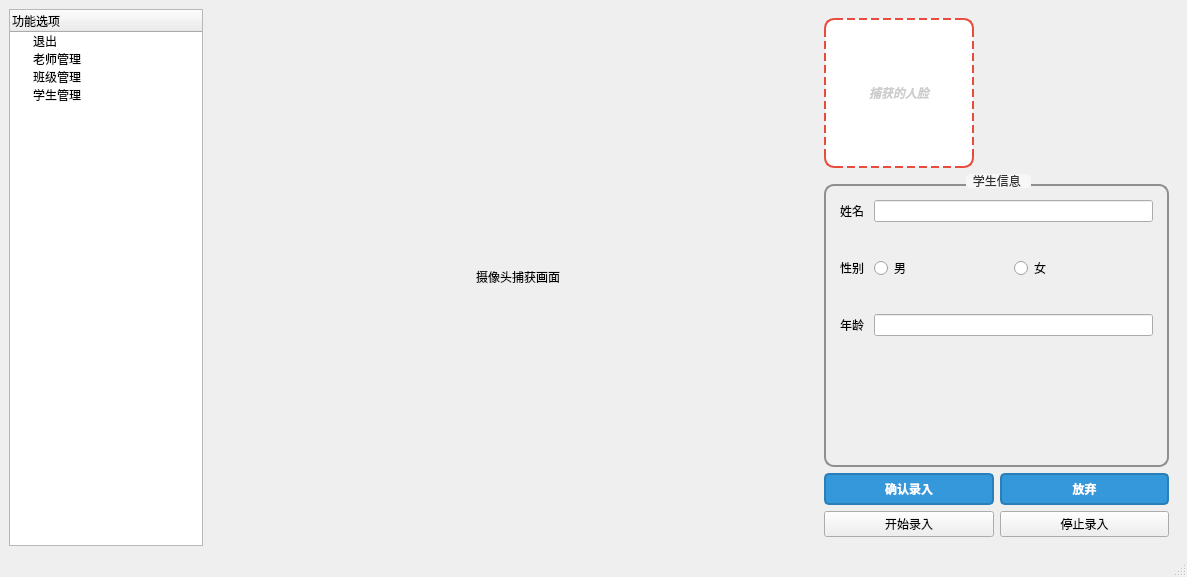
Old version of the form ui_creator/admin_window.ui in the repository epocode/attendance_system.
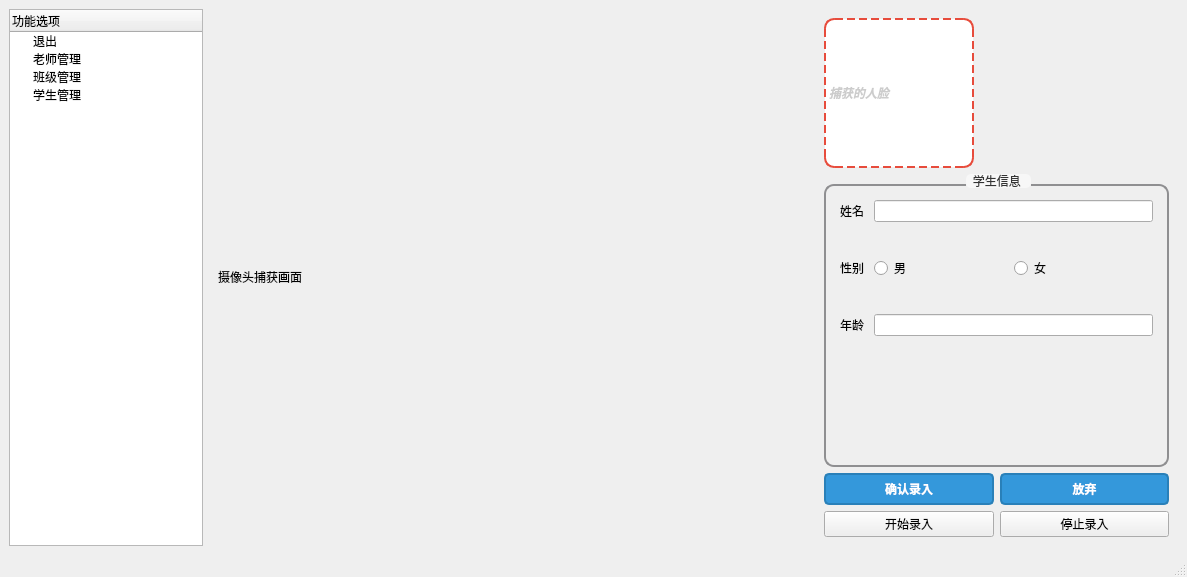
New version of the form. The open tabs and pages were chosen to show the change.

What changed in the file:
```diff
--- a/ui_creator/admin_window.ui
+++ b/ui_creator/admin_window.ui
@@ -129,9 +129,6 @@
           <property name="text">
            <string>摄像头捕获画面</string>
           </property>
-          <property name="alignment">
-           <set>Qt::AlignmentFlag::AlignCenter</set>
-          </property>
           <property name="wordWrap">
            <bool>false</bool>
           </property>
@@ -176,9 +173,6 @@
             <property name="text">
              <string>捕获的人脸</string>
             </property>
-            <property name="alignment">
-             <set>Qt::AlignmentFlag::AlignCenter</set>
-            </property>
            </widget>
           </item>
           <item>
```
Left out of the diff: 14 changed lines with no effect on the pictures.
